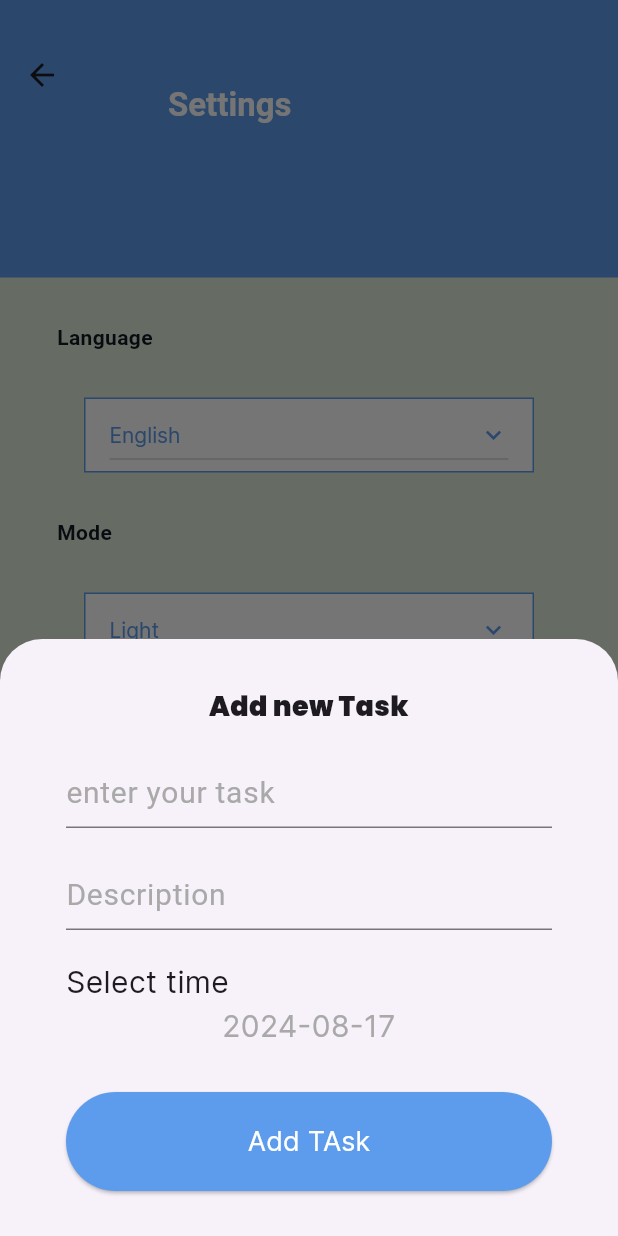
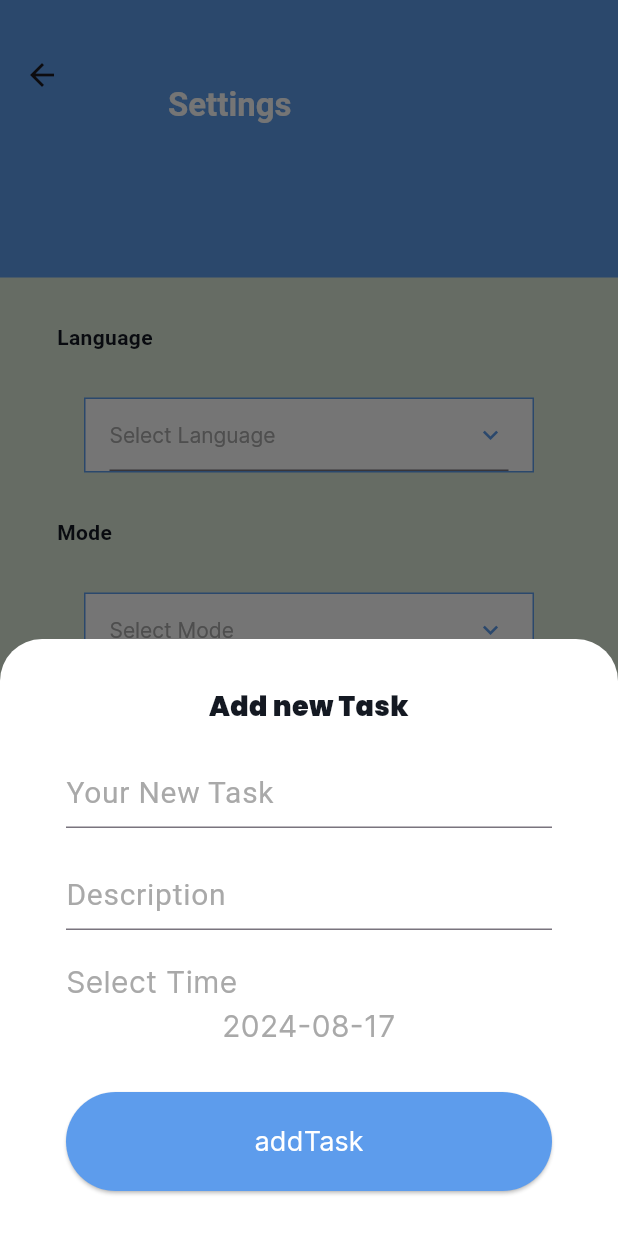
Before and after one commit to mohamedmagdi6/to-do-app, a Flutter app: the HomeScreen screen opened by its route, item 2 of the bottom bar chosen, after a tap on the "add" icon, on a phone screen of 412 x 824 dp. Run offline on Flutter 3.47's test engine with Material 3 defaults, Android fonts, the phone set to English and light mode, and no system bars; our stand-ins replace calendar_timeline, cloud_firestore, easy_localization, firebase_auth, firebase_core, flutter_slidable and 1 more; accounts and stored records are empty; Roboto replaces fonts that are missing (Poppins-Medium).

Commit message:
add some translation words and finish app

```diff
--- a/assets/trianslations/ar.json
+++ b/assets/trianslations/ar.json
@@ -30,6 +30,8 @@
     "mode" : "المظهر",
     "light" : "نهارى",
     "dark" : "ليلى",
+    "selectLang": "حدد لغة",
+    "selectMode": "حدد وضع",
     "delete" : "حذف",
     "Edit" : "تعديل",
     "done" : "!تم",
@@ -38,6 +40,11 @@
     "editTitleTextField" : "عدل العنوان",
     "editDiscriptionTextField" : "عدل الوصف",
     "editSelsctedTime" : "حدد وقت",
-    "saveChangesButton" : "حفظ التغييرات"
-
+    "saveChangesButton" : "حفظ التغييرات",
+    "addNewTask" : "اضافة مهمة جديدة",
+    "hintNewTask" : "مهمتك الجديد",
+    "hintDescription" : "الوصف",
+    "addTask" : "اضافة مهمة",
+    "addTitleValidate" : "من فضلك اكتب عنوان مهمتك",
+    "addDiscValidate" : "Pمن فضلك اكتب الوصف"
 }
--- a/assets/trianslations/en.json
+++ b/assets/trianslations/en.json
@@ -30,6 +30,8 @@
     "mode" : "Mode",
     "light" : "Light",
     "dark" : "Dark",
+    "selectLang": "Select Language",
+    "selectMode": "Select Mode",
     "delete" : "Delete",
     "Edit" : "Edit",
     "done" : "Done!",
@@ -38,6 +40,11 @@
     "editTitleTextField" : "edit title",
     "editDiscriptionTextField" : "Edit discription",
     "editSelsctedTime" : "Select Time",
-    "saveChangesButton" : "Save Cahnges"
+    "addNewTask" : "Add new Task",
+    "hintNewTask" : "Your New Task",
+    "hintDescription" : "Description",
+    "addTitleValidate" : "Please Write Your Title of Task",
+    "addDiscValidate" : "Please Write the discription"
+
 
 }
--- a/lib/main.dart
+++ b/lib/main.dart
@@ -40,7 +40,7 @@ class MyApp extends StatelessWidget {
       theme: MyThemData.lightTheme,
       darkTheme: MyThemData.darkTheme,
       debugShowCheckedModeBanner: false,
-      initialRoute: HomeScreen.routeName,
+      initialRoute: SplashScreen.routeName,
       routes: {
         HomeScreen.routeName: (context) => HomeScreen(),
         EditTaskScreen.routeName: (context) => EditTaskScreen(),
--- a/lib/screens/home_screen.dart
+++ b/lib/screens/home_screen.dart
@@ -1,5 +1,7 @@
 import 'package:flutter/material.dart';
+import 'package:provider/provider.dart';
 import 'package:to_do_app/constants/color_constant.dart';
+import 'package:to_do_app/providers/theme_mode_provider.dart';
 import 'package:to_do_app/taps/setting_tap.dart';
 import 'package:to_do_app/taps/tasks_tap.dart';
 import 'package:to_do_app/widgets/add_task_bottom_sheet.dart';
@@ -17,6 +19,8 @@ int currentIndex = 0;
 class _HomeScreenState extends State<HomeScreen> {
   @override
   Widget build(BuildContext context) {
+    var provMode = Provider.of<ThemeModeProvider>(context);
+
     return Scaffold(
       extendBody: true,
       floatingActionButtonLocation: FloatingActionButtonLocation.centerDocked,
@@ -26,6 +30,9 @@ class _HomeScreenState extends State<HomeScreen> {
         child: FloatingActionButton(
           onPressed: () {
             showModalBottomSheet(
+              backgroundColor: provMode.currentMode == ThemeMode.light
+                  ? Colors.white
+                  : darkBalckColor,
               isScrollControlled: true,
               context: context,
               builder: (context) {
--- a/lib/taps/setting_tap.dart
+++ b/lib/taps/setting_tap.dart
@@ -7,9 +7,10 @@ import 'package:to_do_app/providers/theme_mode_provider.dart';
 class SettingTap extends StatelessWidget {
   SettingTap({super.key});
 
-  var sellectedMode = "light".tr();
-
-  var sellectedlang = "english".tr();
+  List<String> languages = ["english", "arabic"];
+  String? choosenValue;
+  List<String> themes = ["light", "dark"];
+  String? choosenMode;
 
   @override
   Widget build(BuildContext context) {
@@ -66,21 +67,37 @@ class SettingTap extends StatelessWidget {
           Padding(
             padding: EdgeInsets.symmetric(horizontal: 56),
             child: Container(
-              child: DropdownButton(
-                items: [
-                  DropdownMenuItem(
-                    value: "english".tr(),
-                    child: Text("english".tr()),
+              width: double.infinity,
+              padding: EdgeInsets.symmetric(horizontal: 16),
+              decoration: BoxDecoration(
+                  color: provMode.currentMode == ThemeMode.light
+                      ? Colors.white
+                      : darkBalckColor,
+                  border: Border.all(
+                    color: primaryColor,
+                    width: 1,
+                  )),
+              child: DropdownButtonFormField(
+                items: languages.map((valueItem) {
+                  return DropdownMenuItem(
+                    value: valueItem,
+                    child: Text(
+                      valueItem.tr(),
+                    ),
+                  );
+                }).toList(),
+                hint: Text(
+                  "selectLang".tr(),
+                  style: TextStyle(
+                    color: provMode.currentMode == ThemeMode.light
+                        ? Color(0xFFA9A9A9)
+                        : primaryColor,
                   ),
-                  DropdownMenuItem(
-                    value: "arabic".tr(),
-                    child: Text("arabic".tr()),
-                  )
-                ],
-                value: sellectedlang,
+                ),
+                value: choosenValue,
                 onChanged: (va) {
-                  sellectedlang = va!;
-                  if (sellectedlang == "english".tr()) {
+                  choosenValue = va!;
+                  if (choosenValue == languages[0]) {
                     context.setLocale(Locale('en'));
                   } else {
                     context.setLocale(Locale('ar'));
@@ -101,16 +118,6 @@ class SettingTap extends StatelessWidget {
                     fontSize: 14,
                     color: primaryColor),
               ),
-              width: double.infinity,
-              padding: EdgeInsets.symmetric(horizontal: 16),
-              decoration: BoxDecoration(
-                  color: provMode.currentMode == ThemeMode.light
-                      ? Colors.white
-                      : darkBalckColor,
-                  border: Border.all(
-                    color: primaryColor,
-                    width: 1,
-                  )),
             ),
           ),
           SizedBox(
@@ -135,21 +142,23 @@ class SettingTap extends StatelessWidget {
           Padding(
             padding: EdgeInsets.symmetric(horizontal: 56),
             child: Container(
-              child: DropdownButton(
-                items: [
-                  DropdownMenuItem(
-                    value: "light".tr(),
-                    child: Text("light".tr()),
+              child: DropdownButtonFormField(
+                items: themes.map((themesKey) {
+                  return DropdownMenuItem(
+                      value: themesKey, child: Text(themesKey.tr()));
+                }).toList(),
+                hint: Text(
+                  "selectMode".tr(),
+                  style: TextStyle(
+                    color: provMode.currentMode == ThemeMode.light
+                        ? Color(0xFFA9A9A9)
+                        : primaryColor,
                   ),
-                  DropdownMenuItem(
-                    value: "dark".tr(),
-                    child: Text("dark".tr()),
-                  )
-                ],
-                value: sellectedMode,
+                ),
+                value: choosenMode,
                 onChanged: (va) {
-                  sellectedMode = va!;
-                  if (sellectedMode == "light".tr()) {
+                  choosenMode = va!;
+                  if (choosenMode == themes[0]) {
                     provMode.changeTheme(ThemeMode.light);
                   } else {
                     provMode.changeTheme(ThemeMode.dark);
--- a/lib/taps/tasks_tap.dart
+++ b/lib/taps/tasks_tap.dart
@@ -1,4 +1,5 @@
 import 'package:calendar_timeline/calendar_timeline.dart';
+import 'package:easy_localization/easy_localization.dart';
 import 'package:flutter/material.dart';
 import 'package:provider/provider.dart';
 import 'package:to_do_app/constants/color_constant.dart';
@@ -22,9 +23,9 @@ class _TasksTapState extends State<TasksTap> {
     return Scaffold(
       appBar: AppBar(
         title: Padding(
-          padding: EdgeInsets.only(left: 40, top: 40),
+          padding: EdgeInsets.only(left: 40, top: 40, right: 40),
           child: Text(
-            'To Do List',
+            "title".tr(),
           ),
         ),
         toolbarHeight: 100,
--- a/lib/widgets/add_task_bottom_sheet.dart
+++ b/lib/widgets/add_task_bottom_sheet.dart
@@ -1,8 +1,11 @@
+import 'package:easy_localization/easy_localization.dart';
 import 'package:firebase_auth/firebase_auth.dart';
 import 'package:flutter/material.dart';
+import 'package:provider/provider.dart';
 import 'package:to_do_app/constants/color_constant.dart';
 import 'package:to_do_app/firebase_functions.dart';
 import 'package:to_do_app/models/task_model.dart';
+import 'package:to_do_app/providers/theme_mode_provider.dart';
 import 'package:to_do_app/widgets/custom_button.dart';
 import 'package:to_do_app/widgets/custom_text_field.dart';
 
@@ -21,6 +24,7 @@ class _AddTaskBootomSheetState extends State<AddTaskBootomSheet> {
   DateTime selectionDate = DateTime.now();
   @override
   Widget build(BuildContext context) {
+    var provMode = Provider.of<ThemeModeProvider>(context);
     return Padding(
       padding: const EdgeInsets.only(top: 32, left: 44, right: 44),
       child: Form(
@@ -30,9 +34,12 @@ class _AddTaskBootomSheetState extends State<AddTaskBootomSheet> {
           crossAxisAlignment: CrossAxisAlignment.stretch,
           children: [
             Text(
-              'Add new Task',
+              "addNewTask".tr(),
               textAlign: TextAlign.center,
               style: TextStyle(
+                color: provMode.currentMode == ThemeMode.light
+                    ? darkBalckColor
+                    : primaryColor,
                 fontFamily: 'Poppins',
                 fontWeight: FontWeight.w700,
                 fontSize: 18,
@@ -45,12 +52,14 @@ class _AddTaskBootomSheetState extends State<AddTaskBootomSheet> {
               controller: titleController,
               validator: (value) {
                 if (value!.isEmpty) {
-                  return 'Please enter some text';
+                  return "addTitleValidate".tr();
                 }
                 return null;
               },
-              hintText: 'enter your task',
-              color: Color(0xFFA9A9A9),
+              hintText: "hintNewTask".tr(),
+              color: provMode.currentMode == ThemeMode.light
+                  ? Color(0xFFA9A9A9)
+                  : primaryColor,
             ),
             SizedBox(
               height: 20,
@@ -59,19 +68,24 @@ class _AddTaskBootomSheetState extends State<AddTaskBootomSheet> {
               controller: subTitleController,
               validator: (value) {
                 if (value!.isEmpty) {
-                  return 'Please enter some text';
+                  return "addDiscValidate".tr();
                 }
                 return null;
               },
-              hintText: 'Description',
-              color: Color(0xFFA9A9A9),
+              hintText: "hintDescription".tr(),
+              color: provMode.currentMode == ThemeMode.light
+                  ? Color(0xFFA9A9A9)
+                  : primaryColor,
             ),
             SizedBox(
               height: 20,
             ),
             Text(
-              'Select time',
+              "editSelsctedTime".tr(),
               style: TextStyle(
+                color: provMode.currentMode == ThemeMode.light
+                    ? Color(0xFFA9A9A9)
+                    : primaryColor,
                 fontFamily: 'Inter',
                 fontWeight: FontWeight.w400,
                 fontSize: 20,
@@ -104,17 +118,20 @@ class _AddTaskBootomSheetState extends State<AddTaskBootomSheet> {
                 selectionDate.toString().substring(0, 10),
                 textAlign: TextAlign.center,
                 style: TextStyle(
-                    fontFamily: 'Inter',
-                    fontWeight: FontWeight.w400,
-                    fontSize: 20,
-                    color: Color(0xFFA9A9A9)),
+                  fontFamily: 'Inter',
+                  fontWeight: FontWeight.w400,
+                  fontSize: 20,
+                  color: provMode.currentMode == ThemeMode.light
+                      ? Color(0xFFA9A9A9)
+                      : primaryColor,
+                ),
               ),
             ),
             SizedBox(
               height: 30,
             ),
             customButton(
-              buttonName: 'Add TAsk',
+              buttonName: "addTask".tr(),
               color: primaryColor,
               onPressed: () {
                 if (formKey.currentState!.validate()) {
```
